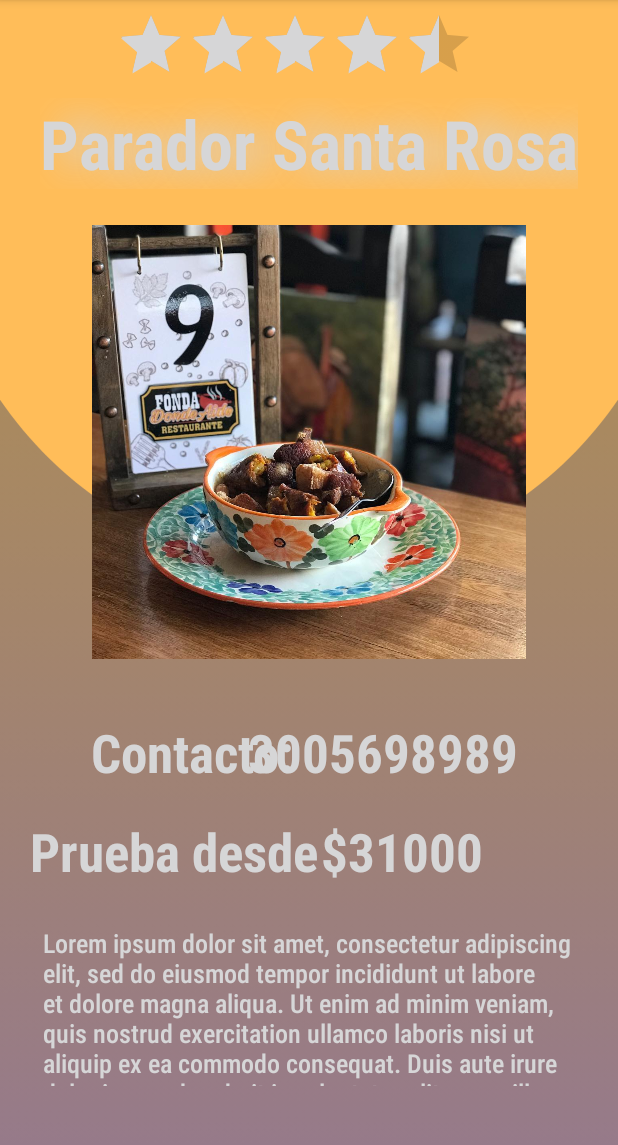
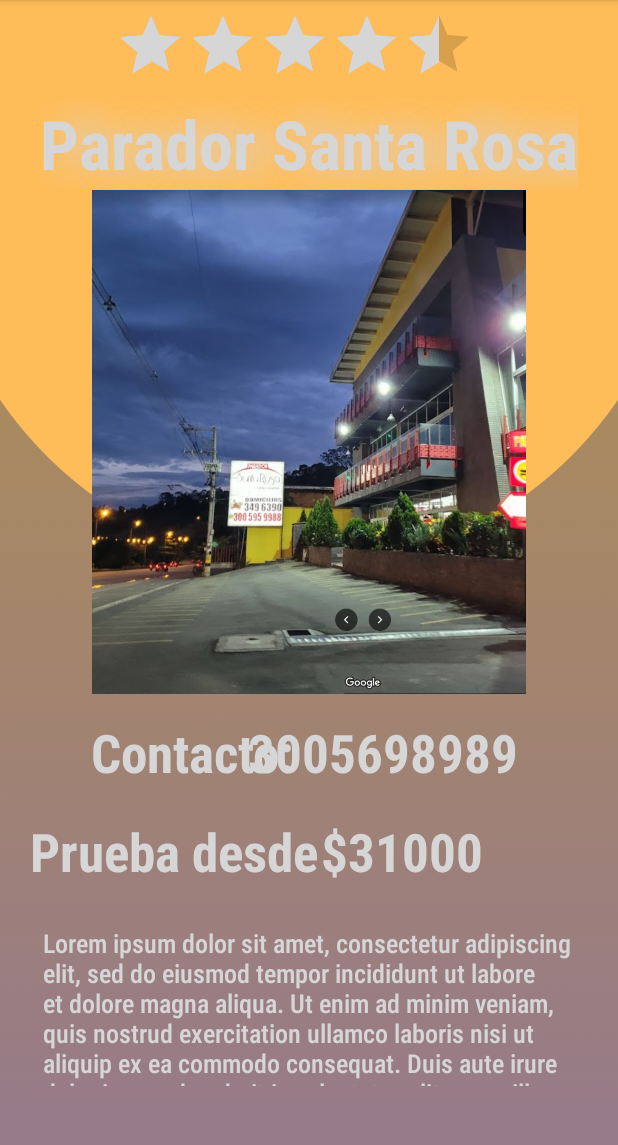
Before and after one commit to DanielVasquezCESDE/PuebliandoII409, an Android app: the ListaRestaurantes screen opened directly, with no data from a screen before it, after a tap on "Parador Santa Rosa", on a phone screen of 412 x 824 dp, the part 84-1229 px from its top. Run offline under Robolectric (Android 15) with nearby library versions, the phone set to English and light mode, and no system bars; our stand-ins replace Firebase (no records; nobody signed in at launch, a user with empty details on screens opened directly).

Commit message:
Se cambian fotos de restas

```diff
--- a/app/src/main/java/com/example/pruebaiipuebliando409/ListaRestaurantes.java
+++ b/app/src/main/java/com/example/pruebaiipuebliando409/ListaRestaurantes.java
@@ -62,11 +62,11 @@ public class ListaRestaurantes extends AppCompatActivity {
     }
     public void llenarListaConDatos () {
 
-        listaRestaurantes.add(new MoldeRestaurante("Donde aide", R.drawable.platoasados, "$26000", "3005698989", "Asado tradicional",  4.2f));
-        listaRestaurantes.add(new MoldeRestaurante("Parador Santa Rosa", R.drawable.platocazuela, "$31000", "3005698989", "Cazuela sencilla", 4.6f));
-        listaRestaurantes.add(new MoldeRestaurante("Fonda y Pesebrera La Mazorca", R.drawable.platochorizo, "$14000", "3005698989", "Choriza de la casa", 4.4f));
-        listaRestaurantes.add(new MoldeRestaurante("Restaurante Bar La Portada", R.drawable.platomondongo, "$34000", "3005698989", "Mondongo completo", 3.8f));
-        listaRestaurantes.add(new MoldeRestaurante("Restaurante Meraki", R.drawable.platotilapia, "$27000", "3005698989", "Tilapia", 4.1f));
+        listaRestaurantes.add(new MoldeRestaurante("Donde aide", R.drawable.resta_aide, "$26000", "3005698989", "Asado tradicional",  4.2f));
+        listaRestaurantes.add(new MoldeRestaurante("Parador Santa Rosa", R.drawable.resta_strosa, "$31000", "3005698989", "Cazuela sencilla", 4.6f));
+        listaRestaurantes.add(new MoldeRestaurante("Fonda y Pesebrera La Mazorca", R.drawable.resta_mazorca, "$14000", "3005698989", "Choriza de la casa", 4.4f));
+        listaRestaurantes.add(new MoldeRestaurante("Restaurante Bar La Portada", R.drawable.resta_portada, "$34000", "3005698989", "Mondongo completo", 3.8f));
+        listaRestaurantes.add(new MoldeRestaurante("Restaurante Meraki", R.drawable.resta_rancherito, "$27000", "3005698989", "Tilapia", 4.1f));
 
     }
 }
--- a/app/src/main/java/com/example/pruebaiipuebliando409/MainActivity.java
+++ b/app/src/main/java/com/example/pruebaiipuebliando409/MainActivity.java
@@ -29,6 +29,6 @@ public class MainActivity extends AppCompatActivity {
             }
         };
         Timer lapso = new Timer();
-        lapso.schedule(arranque,8000);
+        lapso.schedule(arranque,4000);
     }
 }
--- a/app/src/main/res/layout/activity_ampliado_hotel.xml
+++ b/app/src/main/res/layout/activity_ampliado_hotel.xml
@@ -13,6 +13,7 @@
         android:layout_width="213dp"
         android:layout_height="204dp"
         android:src="@drawable/ampliadohotel1"
+
         app:layout_constraintBottom_toBottomOf="parent"
         app:layout_constraintEnd_toEndOf="parent"
         app:layout_constraintHorizontal_bias="0.212"
--- a/app/src/main/res/values/strings.xml
+++ b/app/src/main/res/values/strings.xml
@@ -49,4 +49,6 @@
 
     <string name="precioRA">Prueba desde</string>
     <string name="contactoRA">Contacto:</string>
+
+
 </resources>
```
Also changed, not shown: app/src/main/res/drawable-v24/platoasados.jpg (deleted), app/src/main/res/drawable-v24/platocazuela.jpg (deleted), app/src/main/res/drawable-v24/platochorizo.jpg (deleted), app/src/main/res/drawable-v24/platomondongo.jpg (deleted), app/src/main/res/drawable-v24/platotilapia.jpg (deleted), app/src/main/res/drawable/resta_aide.png (added), app/src/main/res/drawable/resta_rancherito.png (added), app/src/main/res/drawable/resta_strosa.png (added), 2 other files.
